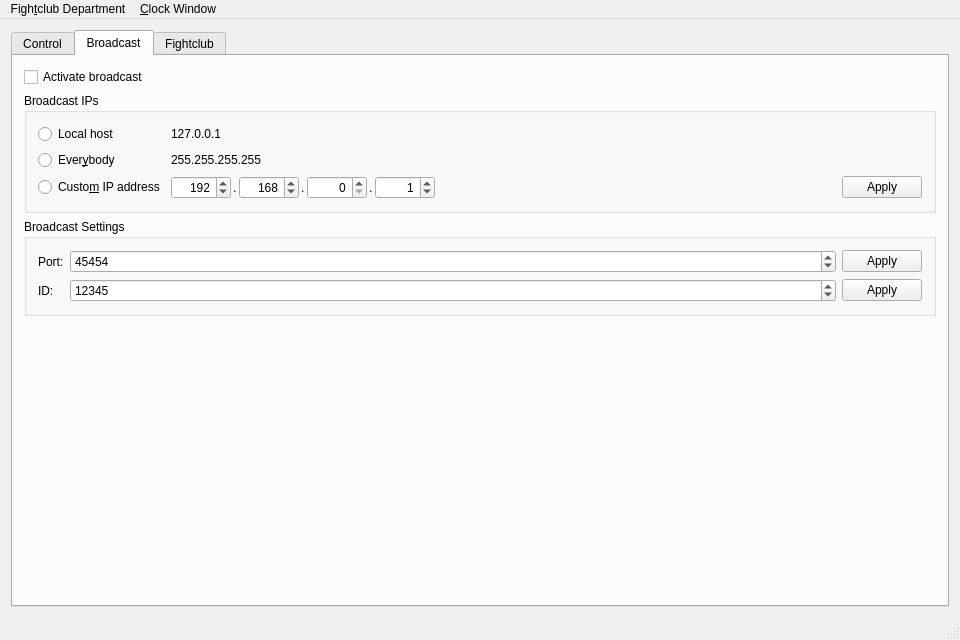
SFr682k/fightclub, file department/fightclubdepartment.ui: the form before one commit.
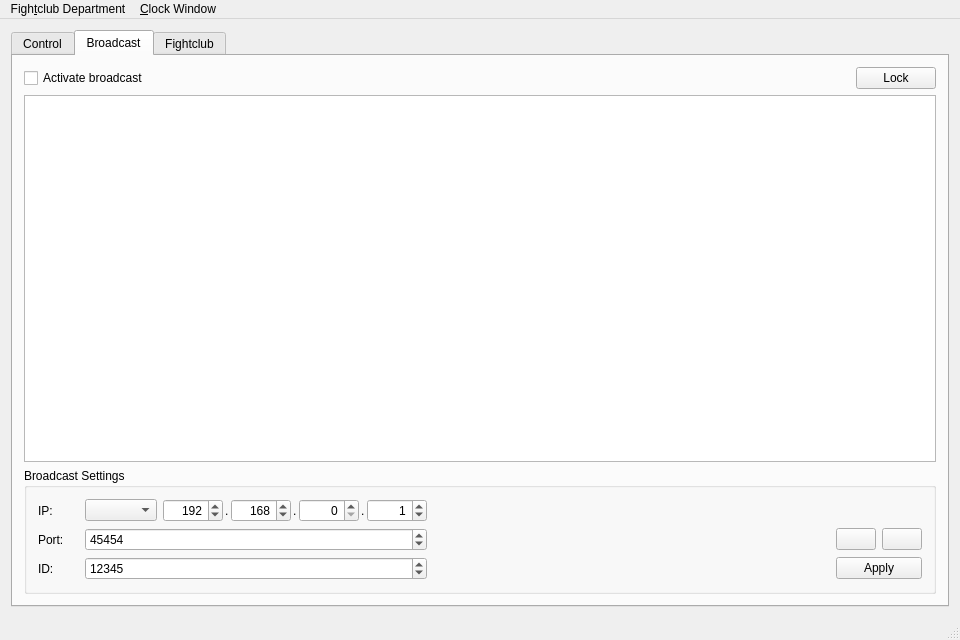
The form after the commit. The open tabs and pages were chosen to show the change. Icons and pictures are not drawn.

Commit message: Some preparations for implementing a Multi Broadcast Server

Patch:
```diff
--- a/department/fightclubdepartment.ui
+++ b/department/fightclubdepartment.ui
@@ -974,48 +974,67 @@
        <attribute name="title">
         <string>Broadcast</string>
        </attribute>
-       <layout class="QVBoxLayout" name="verticalLayout_12">
-        <item>
+       <layout class="QGridLayout" name="gridLayout_2">
+        <item row="0" column="0">
          <widget class="QCheckBox" name="bcastActivated">
           <property name="text">
            <string>Activate broadcast</string>
           </property>
          </widget>
         </item>
-        <item>
-         <widget class="QGroupBox" name="bcastips">
+        <item row="0" column="1">
+         <widget class="QPushButton" name="lockBcastTabBttn">
+          <property name="sizePolicy">
+           <sizepolicy hsizetype="Fixed" vsizetype="Fixed">
+            <horstretch>0</horstretch>
+            <verstretch>0</verstretch>
+           </sizepolicy>
+          </property>
+          <property name="text">
+           <string>Lock</string>
+          </property>
+          <property name="icon">
+           <iconset resource="resources.qrc">
+            <normaloff>:/breeze-icons/object-locked-16.svg</normaloff>:/breeze-icons/object-locked-16.svg</iconset>
+          </property>
+         </widget>
+        </item>
+        <item row="1" column="0" colspan="2">
+         <widget class="QTableView" name="listOfBroadcasts"/>
+        </item>
+        <item row="2" column="0" colspan="2">
+         <widget class="QGroupBox" name="bcastConfigBox">
           <property name="title">
-           <string>Broadcast IPs</string>
+           <string>Broadcast Settings</string>
           </property>
-          <layout class="QGridLayout" name="gridLayout_3">
+          <layout class="QGridLayout" name="gridLayout">
+           <item row="0" column="0">
+            <widget class="QLabel" name="bcastiplabel">
+             <property name="text">
+              <string>IP:</string>
+             </property>
+            </widget>
+           </item>
            <item row="0" column="1">
-            <widget class="QLabel" name="localhostip">
-             <property name="text">
-              <string>127.0.0.1</string>
-             </property>
-            </widget>
-           </item>
-           <item row="0" column="2">
             <spacer name="horizontalSpacer_2">
              <property name="orientation">
               <enum>Qt::Horizontal</enum>
              </property>
+             <property name="sizeType">
+              <enum>QSizePolicy::Fixed</enum>
+             </property>
              <property name="sizeHint" stdset="0">
               <size>
-               <width>40</width>
+               <width>15</width>
                <height>20</height>
               </size>
              </property>
             </spacer>
            </item>
-           <item row="1" column="1">
-            <widget class="QLabel" name="everybodyip">
-             <property name="text">
-              <string>255.255.255.255</string>
-             </property>
-            </widget>
+           <item row="0" column="2">
+            <widget class="QComboBox" name="selectIPCombobox"/>
            </item>
-           <item row="2" column="1">
+           <item row="0" column="3">
             <layout class="QHBoxLayout" name="customipselect">
              <property name="spacing">
               <number>2</number>
@@ -1140,63 +1159,18 @@
              </item>
             </layout>
            </item>
-           <item row="0" column="0">
-            <widget class="QRadioButton" name="localhost">
-             <property name="text">
-              <string>Local host</string>
+           <item row="0" column="4">
+            <spacer name="horizontalSpacer">
+             <property name="orientation">
+              <enum>Qt::Horizontal</enum>
              </property>
-            </widget>
-           </item>
-           <item row="1" column="0">
-            <widget class="QRadioButton" name="everybody">
-             <property name="text">
-              <string>Ever&amp;ybody</string>
+             <property name="sizeHint" stdset="0">
+              <size>
+               <width>40</width>
+               <height>20</height>
+              </size>
              </property>
-            </widget>
-           </item>
-           <item row="2" column="0">
-            <widget class="QRadioButton" name="customip">
-             <property name="text">
-              <string>Custo&amp;m IP address</string>
-             </property>
-            </widget>
-           </item>
-           <item row="2" column="3">
-            <widget class="QPushButton" name="bcastipapply">
-             <property name="text">
-              <string>Apply</string>
-             </property>
-             <property name="icon">
-              <iconset resource="resources.qrc">
-               <normaloff>:/breeze-icons/dialog-ok-apply-16.svg</normaloff>:/breeze-icons/dialog-ok-apply-16.svg</iconset>
-             </property>
-            </widget>
-           </item>
-          </layout>
-         </widget>
-        </item>
-        <item>
-         <widget class="QGroupBox" name="bcastsettings">
-          <property name="title">
-           <string>Broadcast Settings</string>
-          </property>
-          <layout class="QGridLayout" name="gridLayout_2">
-           <item row="1" column="2">
-            <widget class="QPushButton" name="bcastportapply">
-             <property name="sizePolicy">
-              <sizepolicy hsizetype="Fixed" vsizetype="Fixed">
-               <horstretch>0</horstretch>
-               <verstretch>0</verstretch>
-              </sizepolicy>
-             </property>
-             <property name="text">
-              <string>Apply</string>
-             </property>
-             <property name="icon">
-              <iconset resource="resources.qrc">
-               <normaloff>:/breeze-icons/dialog-ok-apply-16.svg</normaloff>:/breeze-icons/dialog-ok-apply-16.svg</iconset>
-             </property>
-            </widget>
+            </spacer>
            </item>
            <item row="1" column="0">
             <widget class="QLabel" name="bcastportlabel">
@@ -1211,34 +1185,7 @@
              </property>
             </widget>
            </item>
-           <item row="2" column="1">
-            <widget class="QSpinBox" name="bcastidsel">
-             <property name="maximum">
-              <number>1234567</number>
-             </property>
-             <property name="value">
-              <number>12345</number>
-             </property>
-            </widget>
-           </item>
-           <item row="2" column="2">
-            <widget class="QPushButton" name="bcastidapply">
-             <property name="sizePolicy">
-              <sizepolicy hsizetype="Fixed" vsizetype="Fixed">
-               <horstretch>0</horstretch>
-               <verstretch>0</verstretch>
-              </sizepolicy>
-             </property>
-             <property name="text">
-              <string>Apply</string>
-             </property>
-             <property name="icon">
-              <iconset resource="resources.qrc">
-               <normaloff>:/breeze-icons/dialog-ok-apply-16.svg</normaloff>:/breeze-icons/dialog-ok-apply-16.svg</iconset>
-             </property>
-            </widget>
-           </item>
-           <item row="1" column="1">
+           <item row="1" column="2" colspan="2">
             <widget class="QSpinBox" name="bcastportsel">
              <property name="minimum">
               <number>1024</number>
@@ -1264,22 +1211,64 @@
              </property>
             </widget>
            </item>
+           <item row="2" column="2" colspan="2">
+            <widget class="QSpinBox" name="bcastidsel">
+             <property name="maximum">
+              <number>1234567</number>
+             </property>
+             <property name="value">
+              <number>12345</number>
+             </property>
+            </widget>
+           </item>
+           <item row="1" column="5">
+            <widget class="QPushButton" name="addBroadcast">
+             <property name="sizePolicy">
+              <sizepolicy hsizetype="Preferred" vsizetype="Fixed">
+               <horstretch>0</horstretch>
+               <verstretch>0</verstretch>
+              </sizepolicy>
+             </property>
+             <property name="icon">
+              <iconset resource="resources.qrc">
+               <normaloff>:/breeze-icons/list-add-16.svg</normaloff>:/breeze-icons/list-add-16.svg</iconset>
+             </property>
+            </widget>
+           </item>
+           <item row="1" column="6">
+            <widget class="QPushButton" name="deleteBroadcast">
+             <property name="sizePolicy">
+              <sizepolicy hsizetype="Preferred" vsizetype="Fixed">
+               <horstretch>0</horstretch>
+               <verstretch>0</verstretch>
+              </sizepolicy>
+             </property>
+             <property name="icon">
+              <iconset resource="resources.qrc">
+               <normaloff>:/breeze-icons/list-remove-16.svg</normaloff>:/breeze-icons/list-remove-16.svg</iconset>
+             </property>
+            </widget>
+           </item>
+           <item row="2" column="5" colspan="2">
+            <widget class="QPushButton" name="applyBcastSettings">
+             <property name="sizePolicy">
+              <sizepolicy hsizetype="Preferred" vsizetype="Fixed">
+               <horstretch>0</horstretch>
+               <verstretch>0</verstretch>
+              </sizepolicy>
+             </property>
+             <property name="text">
+              <string>Apply</string>
+             </property>
+             <property name="icon">
+              <iconset resource="resources.qrc">
+               <normaloff>:/breeze-icons/dialog-ok-apply-16.svg</normaloff>:/breeze-icons/dialog-ok-apply-16.svg</iconset>
+             </property>
+            </widget>
+           </item>
           </layout>
          </widget>
         </item>
-        <item>
-         <spacer name="verticalSpacer_2">
-          <property name="orientation">
-           <enum>Qt::Vertical</enum>
-          </property>
-          <property name="sizeHint" stdset="0">
-           <size>
-            <width>20</width>
-            <height>40</height>
-           </size>
-          </property>
-         </spacer>
-        </item>
        </layout>
       </widget>
       <widget class="QWidget" name="fightclub">
```
The commit also changes 5 other files.
